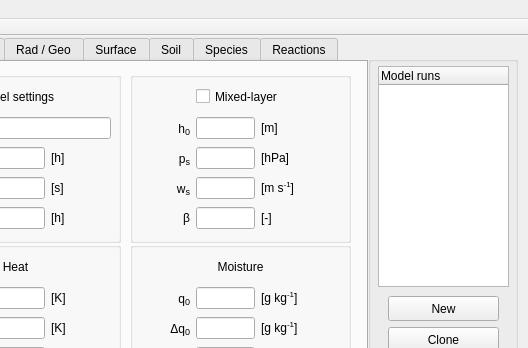
Before: the Qt Designer form mainwindow.ui in classmodel/modelgui, drawn with Qt 5; both pictures show x 112 to 640 and y 0 to 348 of the 640 by 530 pixel window.
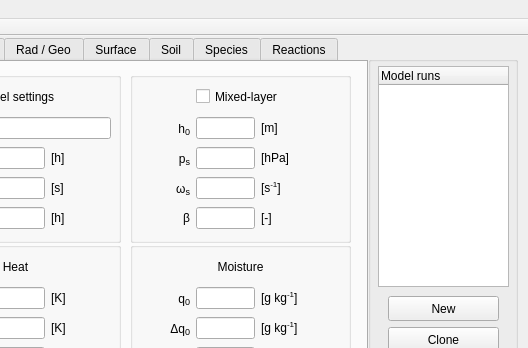
After: the same form once the commit is applied.

The edit to the form file:
```diff
--- a/mainwindow.ui
+++ b/mainwindow.ui
@@ -589,7 +589,7 @@
            <string/>
           </property>
           <property name="text">
-           <string>&lt;html&gt;w&lt;span style=&quot; font-size:14px; vertical-align:sub;&quot;&gt;s&lt;/span&gt;&lt;/html&gt;</string>
+           <string>&lt;html&gt;ω&lt;span style=&quot; font-size:14px; vertical-align:sub;&quot;&gt;s&lt;/span&gt;&lt;/html&gt;</string>
           </property>
           <property name="alignment">
            <set>Qt::AlignRight|Qt::AlignTrailing|Qt::AlignVCenter</set>
@@ -641,7 +641,7 @@
            <string/>
           </property>
           <property name="text">
-           <string>&lt;html&gt;[m s&lt;sup&gt;-1&lt;/sup&gt;]&lt;/html&gt;</string>
+           <string>&lt;html&gt;[s&lt;sup&gt;-1&lt;/sup&gt;]&lt;/html&gt;</string>
           </property>
           <property name="alignment">
            <set>Qt::AlignLeading|Qt::AlignLeft|Qt::AlignVCenter</set>
```
Left out of the diff: 10 changed lines with no effect on the pictures.
